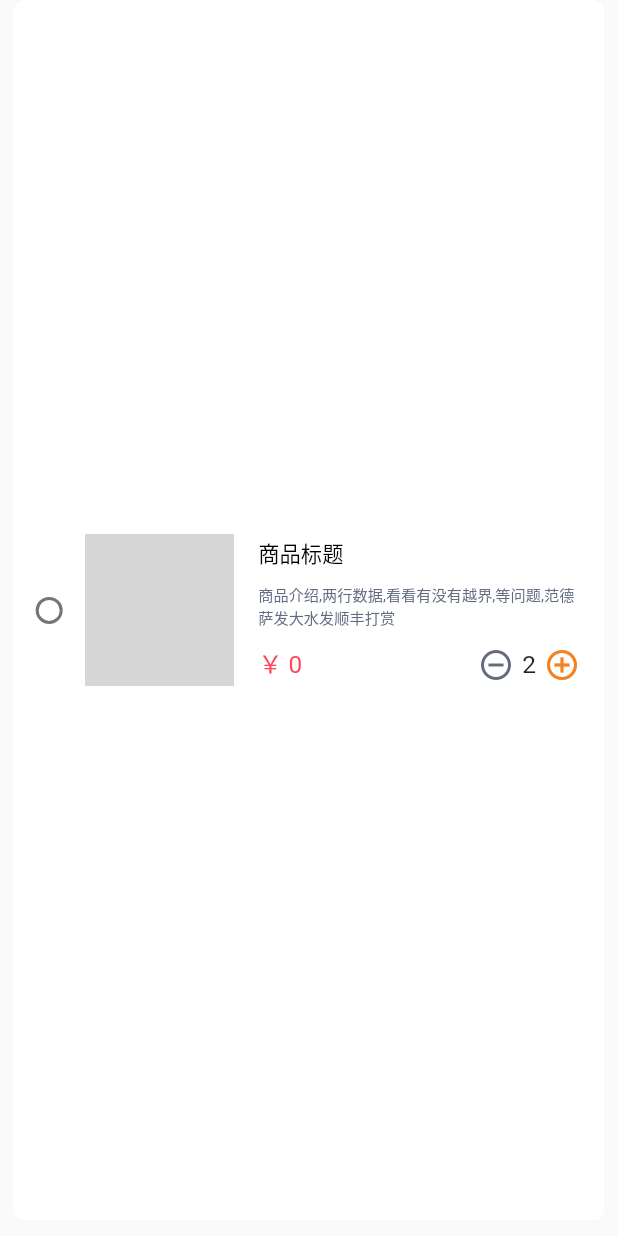
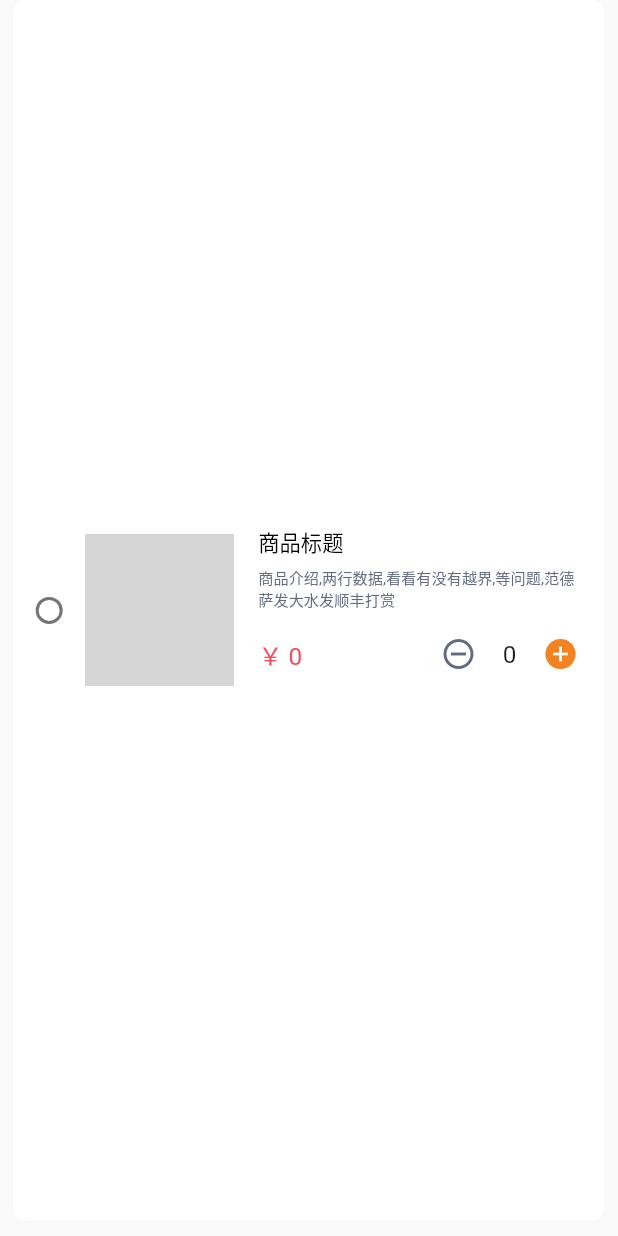
Before and after one commit to DuFengShuo/foods_shopping_app, a Flutter app: the GoodCarCellWidget widget shown alone on an empty page, opened directly, on a phone screen of 412 x 824 dp. Run offline on Flutter 3.47's test engine with Material 2 defaults, Android fonts, the phone set to English and light mode, and no system bars; our stand-ins replace bot_toast, cached_network_image, convex_bottom_bar, device_info, dio, fluro and 12 more; missing offline and left inert: common_utils, encrypt, flustars, sp_util; accounts and stored records are empty; network calls fail; grey boxes are pictures that could not be loaded.

Commit message:
修改弹框等

```diff
--- a/foods_store_app/lib/goods_car/widget/good_car_cell.dart
+++ b/foods_store_app/lib/goods_car/widget/good_car_cell.dart
@@ -1,4 +1,5 @@
 import 'package:flutter/material.dart';
+import 'package:foods_store_app/home/widget/select_num_cell.dart';
 import 'package:foods_store_app/res/resources.dart';
 import 'package:flutter_screenutil/flutter_screenutil.dart';
 import 'package:foods_store_app/util/image_utils.dart';
@@ -53,7 +54,7 @@ class _GoodCarCellWidgetState extends State<GoodCarCellWidget> {
                     Gaps.hGap5,
                     Expanded(
                       child: Container(
-                        height: 100.h,
+                        height: 110.h,
                         child: Column(
                           crossAxisAlignment: CrossAxisAlignment.start, //横轴
                           mainAxisAlignment: MainAxisAlignment.spaceEvenly,
@@ -96,29 +97,11 @@ class _GoodCarCellWidgetState extends State<GoodCarCellWidget> {
                                   ),
                                 ),
                                 Expanded(child: Gaps.empty),
-                                Padding(
-                                    padding: EdgeInsets.only(top: 3.h),
-                                    child: Row(
-                                      children: [
-                                        Icon(
-                                          Icons.remove_circle_outline,
-                                          color: Colours.text_gray,
-                                        ),
-                                        Gaps.hGap5,
-                                        Text(
-                                          "2",
-                                          style: TextStyles.textSize16,
-                                        ),
-                                        Gaps.hGap5,
-                                        Icon(
-                                          Icons.add_circle_outline,
-                                          color: Colours.app_main,
-                                        ),
-                                      ],
-                                    )),
-                                Gaps.hGap15,
+                                SelectNumPage(),
+                                Gaps.hGap5,
                               ],
-                            )
+                            ),
+                            Expanded(child: Gaps.empty)
                           ],
                         ),
                       ),
--- /dev/null
+++ b/foods_store_app/lib/home/widget/select_num_cell.dart
@@ -0,0 +1,60 @@
+import 'package:flutter/material.dart';
+import 'package:foods_store_app/res/resources.dart';
+
+class SelectNumPage extends StatefulWidget {
+  final Function? callNumBack;
+  const SelectNumPage({Key? key, this.callNumBack}) : super(key: key);
+
+  @override
+  _SelectNumPageState createState() => _SelectNumPageState();
+}
+
+class _SelectNumPageState extends State<SelectNumPage> {
+  int num = 0;
+  @override
+  Widget build(BuildContext context) {
+    return Container(
+      color: Colors.transparent,
+      child: Row(
+        children: [
+          IconButton(
+            onPressed: () {
+              setState(() {
+                if(num!=0){
+                  num--;
+                  if(widget.callNumBack!=null){
+                    widget.callNumBack!(num);
+                  }
+                }
+              });
+            },
+            icon: Icon(
+              Icons.remove_circle_outline,
+              color: Colours.text_gray,
+            ),
+          ),
+          Gaps.hGap5,
+          Text(
+            "$num",
+            style: TextStyles.textSize16,
+          ),
+          Gaps.hGap5,
+          IconButton(
+            onPressed: () {
+              setState(() {
+                num++;
+                if(widget.callNumBack!=null){
+                  widget.callNumBack!(num);
+                }
+              });
+            },
+            icon: Icon(
+              Icons.add_circle,
+              color: Colours.app_main,
+            ),
+          ),
+        ],
+      ),
+    );
+  }
+}
--- a/foods_store_app/lib/main.dart
+++ b/foods_store_app/lib/main.dart
@@ -11,8 +11,6 @@ void main() {
        SystemUiOverlayStyle(statusBarColor: Colors.transparent);
        SystemChrome.setSystemUIOverlayStyle(systemUiOverlayStyle);
      }
-
-
   runApp(MyApp());
 }
 
--- a/foods_store_app/lib/net/http_manager/http_manager.dart
+++ b/foods_store_app/lib/net/http_manager/http_manager.dart
@@ -100,7 +100,6 @@ class HttpManager {
     }));
 
     ///注意代理必须配置到await dio.request之后，否则不打开抓包工具时无法访问网络
-
     Options options = Options(
       method: method,
       headers: headers,
--- a/foods_store_app/pubspec.yaml
+++ b/foods_store_app/pubspec.yaml
@@ -13,9 +13,6 @@ dependencies:
   flutter:
     sdk: flutter
 
-
-  # The following adds the Cupertino Icons font to your application.
-  # Use with the CupertinoIcons class for iOS style icons.
   cupertino_icons: ^1.0.2
   # 去除网页URL中的“#”(hash) https://flutter.cn/docs/development/ui/navigation/url-strategies
   url_strategy: 0.2.0
```
Also changed, not shown: foods_store_app/lib/home/home_root_page.dart (+25 -18 lines), foods_store_app/lib/home/page/select_good_detail_page.dart (+37 -25 lines).
